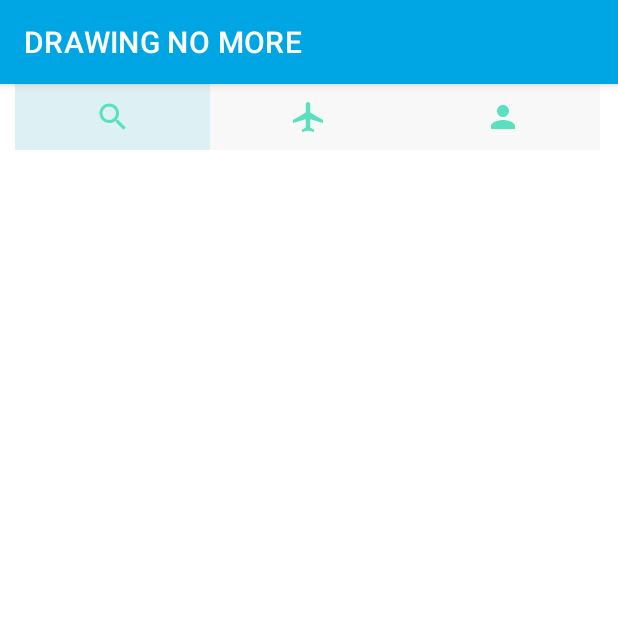
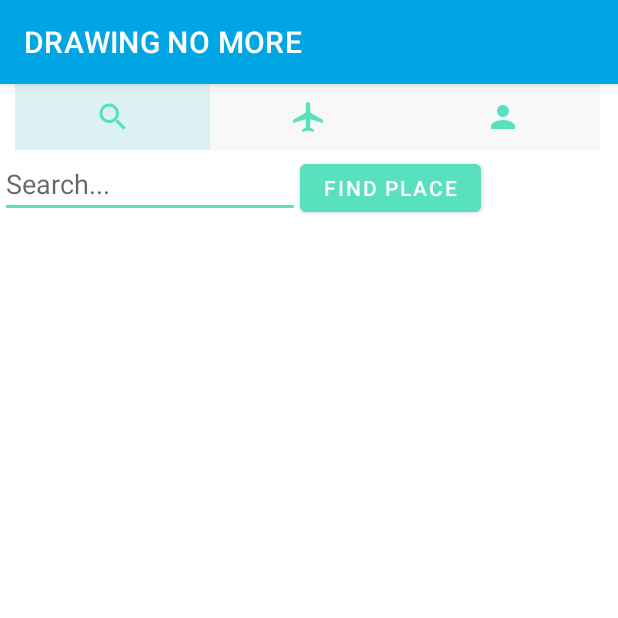
Before and after one commit to hrldbni/CC107_Sat7301230Group6, an Android app: the MainActivity2 screen opened directly, with no data from a screen before it, on a phone screen of 412 x 824 dp, the top half of it. Run offline under Robolectric (Android 15) with nearby library versions, the phone set to English and light mode, and no system bars; network calls fail.

Commit message:
With Search na

```diff
--- a/Drawing_No_More/app/src/main/java/com/example/myapplication/Constants.java
+++ b/Drawing_No_More/app/src/main/java/com/example/myapplication/Constants.java
@@ -6,5 +6,6 @@ public class Constants {
     public static final String URL_REGISTER = ROOT_URL+"registerUser.php";
     public static final String URL_LOGIN = ROOT_URL+"userLogin.php";
     public static final String URL_PLACES = ROOT_URL+"myApi.php";
+    public static final String URL_SEARCH = ROOT_URL+"searchPlace.php";
 
 }
--- /dev/null
+++ b/Drawing_No_More/app/src/main/res/drawable-v24/location.xml
@@ -0,0 +1,5 @@
+<vector android:height="24dp" android:tint="#58E0BF"
+    android:viewportHeight="24" android:viewportWidth="24"
+    android:width="24dp" xmlns:android="http://schemas.android.com/apk/res/android">
+    <path android:fillColor="@android:color/white" android:pathData="M12,2C8.13,2 5,5.13 5,9c0,5.25 7,13 7,13s7,-7.75 7,-13c0,-3.87 -3.13,-7 -7,-7zM12,11.5c-1.38,0 -2.5,-1.12 -2.5,-2.5s1.12,-2.5 2.5,-2.5 2.5,1.12 2.5,2.5 -1.12,2.5 -2.5,2.5z"/>
+</vector>
--- a/Drawing_No_More/app/src/main/res/layout/activity_travel_search.xml
+++ b/Drawing_No_More/app/src/main/res/layout/activity_travel_search.xml
@@ -51,12 +51,34 @@
 
     </LinearLayout>
 
+    <LinearLayout
+        android:id="@+id/searchContainer"
+        android:layout_width="match_parent"
+        android:layout_height="44dp"
+        android:layout_below="@+id/navContainer"
+        android:orientation="horizontal">
+
+        <EditText
+            android:id="@+id/searchText"
+            android:layout_width="200dp"
+            android:layout_height="wrap_content"
+            android:hint="Search..."
+            />
+        <Button
+            android:id="@+id/searchPlace"
+            android:layout_width="wrap_content"
+            android:layout_height="wrap_content"
+            android:text="Find Place"/>
+
+
+    </LinearLayout>
+
     <ScrollView
         android:layout_width="match_parent"
         android:layout_height="match_parent"
         android:layout_alignParentBottom="true"
         android:layout_marginBottom="0dp"
-        android:layout_below="@+id/navContainer"
+        android:layout_below="@+id/searchContainer"
         android:paddingTop="0dp">
 
         <LinearLayout
--- a/Drawing_No_More/app/src/main/res/layout/list_layout.xml
+++ b/Drawing_No_More/app/src/main/res/layout/list_layout.xml
@@ -23,7 +23,7 @@
             android:layout_marginLeft="5dp"
             android:layout_below="@+id/imageView"
             android:text="Baguio is located in Philippines"
-            android:textAppearance="@style/Base.TextAppearance.AppCompat.Small"
+            android:textAppearance="@style/Base.TextAppearance.AppCompat.Medium"
             android:textColor="#000000" />
 
         <TextView
@@ -33,6 +33,7 @@
             android:layout_below="@id/textViewTitle"
             android:layout_marginLeft="5dp"
             android:layout_marginTop="5dp"
+            android:drawableStart="@drawable/location"
             android:text="Location here"
             android:textAppearance="@style/Base.TextAppearance.AppCompat.Small" />
 
```
Also changed, not shown: Drawing_No_More/app/src/main/java/com/example/myapplication/SearchTravel.java (+86 -2 lines), Drawing_No_More/app/src/main/res/drawable/ic_baseline_location_on_24.xml (+7 -7 lines).
